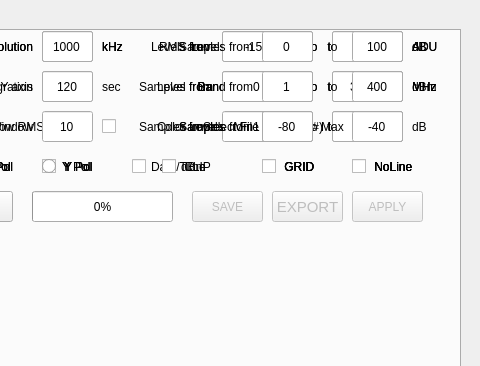
Before: the Qt Designer form python/utilities/skalab/Gui/skalab_playback.ui in ska-telescope/ska-low-mccs-daq, drawn with Qt 5; both pictures show x 695 to 1175 and y 0 to 366 of the 1175 by 914 pixel window.
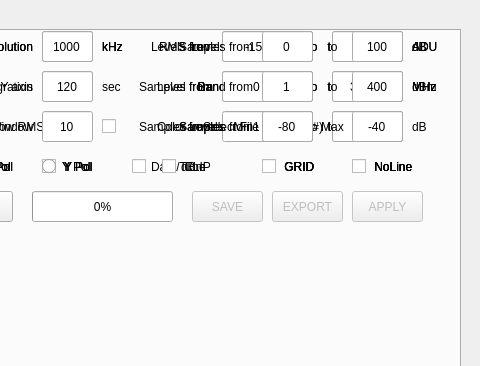
After: the same form once the commit is applied.

```diff
--- a/python/utilities/skalab/Gui/skalab_playback.ui
+++ b/python/utilities/skalab/Gui/skalab_playback.ui
@@ -1996,11 +1996,6 @@
        <height>31</height>
       </rect>
      </property>
-     <property name="font">
-      <font>
-       <pointsize>11</pointsize>
-      </font>
-     </property>
      <property name="text">
       <string>EXPORT</string>
      </property>
```
